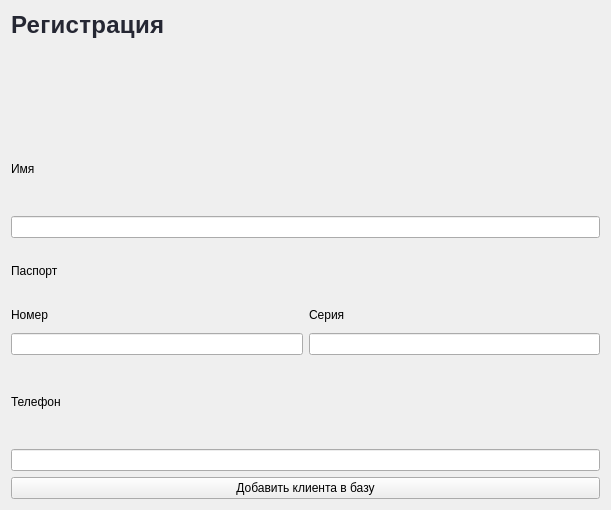
Old version of the form Client/Form Menu/Sign Up/formsignup.ui in the repository Golfriman/Control_Data.
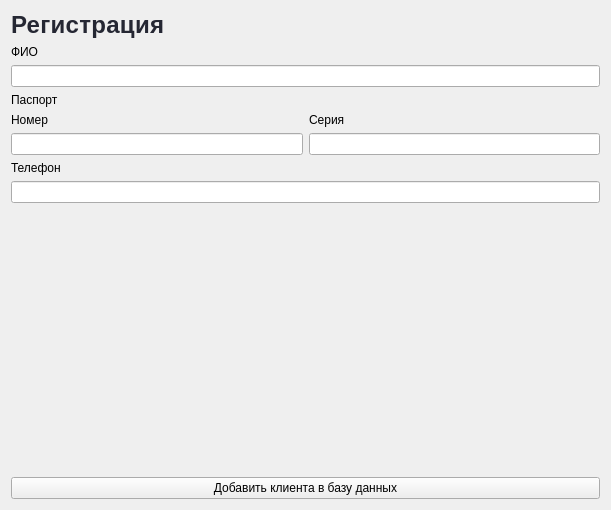
New version of the form.

Patch:
```diff
--- a/Client/Form Menu/Sign Up/formsignup.ui
+++ b/Client/Form Menu/Sign Up/formsignup.ui
@@ -37,7 +37,7 @@
      <item>
       <widget class="QLabel" name="label_2">
        <property name="text">
-        <string>Имя</string>
+        <string>ФИО</string>
        </property>
       </widget>
      </item>
@@ -99,14 +99,27 @@
       </widget>
      </item>
      <item>
-      <widget class="QLineEdit" name="lineEdit_4"/>
+      <widget class="QLineEdit" name="phone"/>
+     </item>
+     <item>
+      <spacer name="verticalSpacer">
+       <property name="orientation">
+        <enum>Qt::Vertical</enum>
+       </property>
+       <property name="sizeHint" stdset="0">
+        <size>
+         <width>20</width>
+         <height>40</height>
+        </size>
+       </property>
+      </spacer>
      </item>
     </layout>
    </item>
    <item>
     <widget class="QPushButton" name="pushButton">
      <property name="text">
-      <string>Добавить клиента в базу</string>
+      <string>Добавить клиента в базу данных</string>
      </property>
     </widget>
    </item>
```
Left out of the diff: 6 changed lines with no effect on the pictures.
